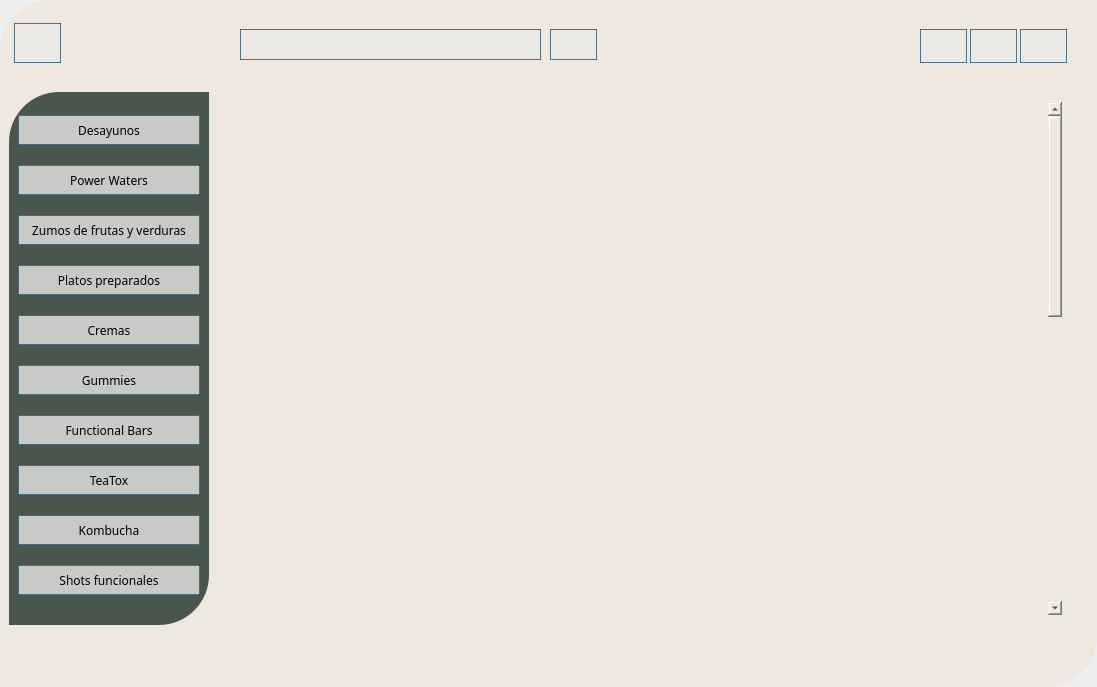
Qt form Codigo/v3_menu.ui (cfmondelo/supermercado) before a commit.
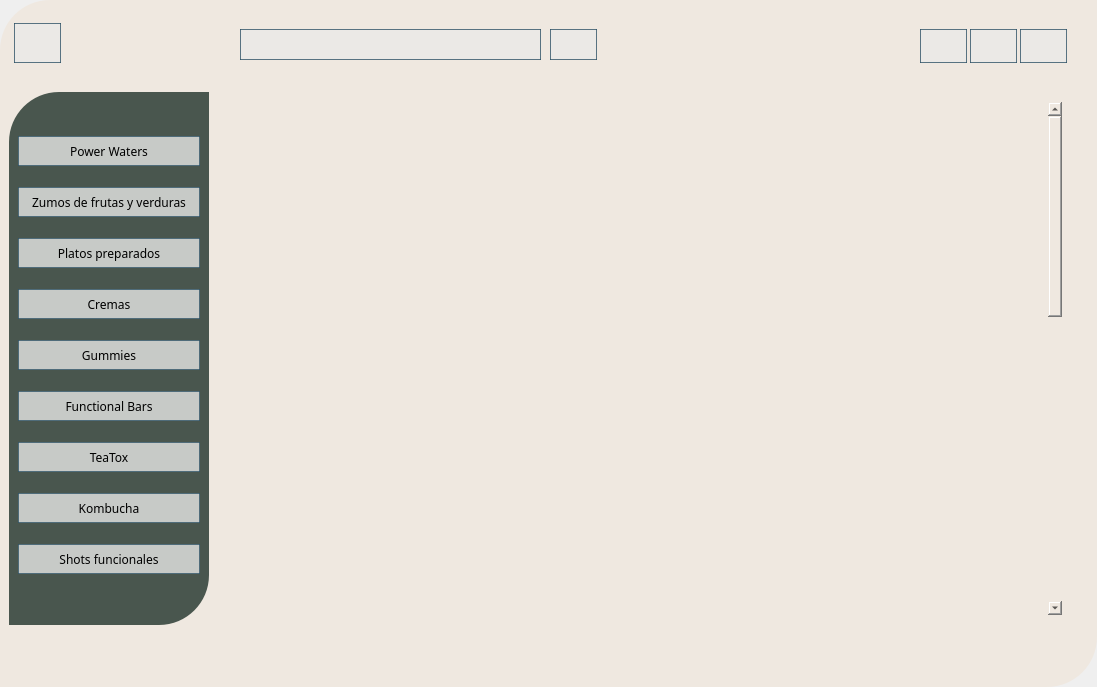
The same form after that commit. Icons and pictures are not drawn.

Patch:
```diff
--- a/Codigo/v3_menu.ui
+++ b/Codigo/v3_menu.ui
@@ -260,6 +260,7 @@
              <property name="styleSheet">
               <string notr="true">QFrame{
 background-color: rgb(73, 86, 78);
+padding:20px 0px;
 }
 
 QPushButton{
@@ -284,24 +285,6 @@
               <enum>QFrame::Raised</enum>
              </property>
              <layout class="QVBoxLayout" name="verticalLayout_9">
-              <item>
-               <widget class="QPushButton" name="botonpDesayunos">
-                <property name="minimumSize">
-                 <size>
-                  <width>0</width>
-                  <height>30</height>
-                 </size>
-                </property>
-                <property name="font">
-                 <font>
-                  <family>Raleway</family>
-                 </font>
-                </property>
-                <property name="text">
-                 <string>Desayunos</string>
-                </property>
-               </widget>
-              </item>
               <item>
                <widget class="QPushButton" name="botonpPowerWaters">
                 <property name="minimumSize">
```
